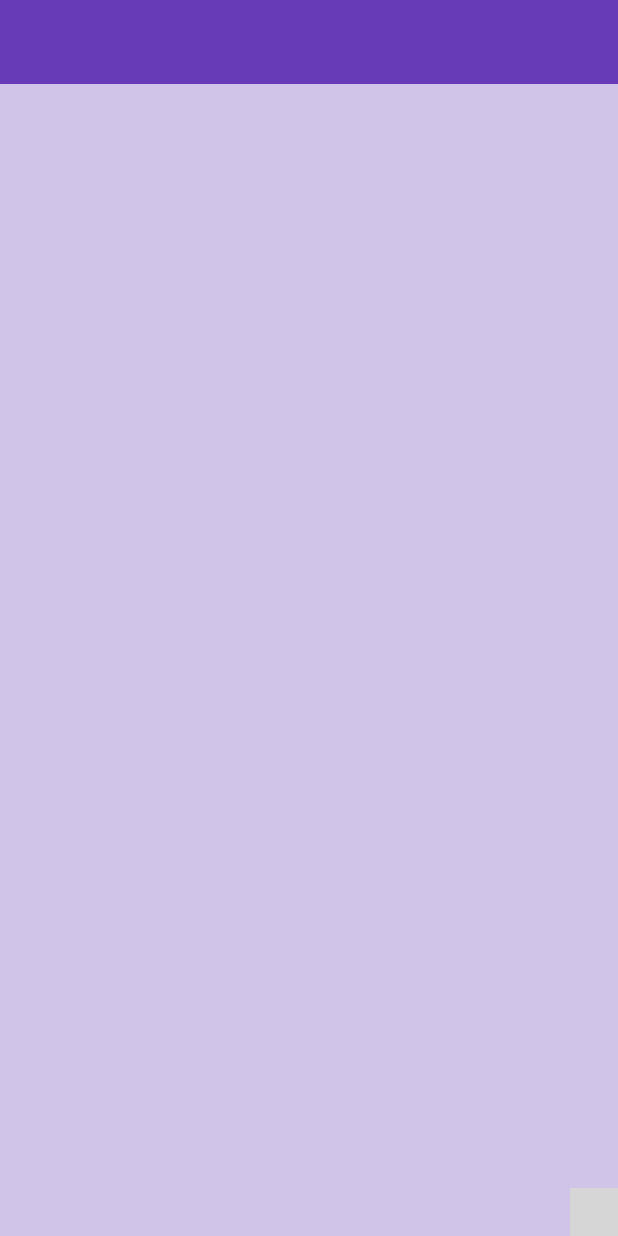
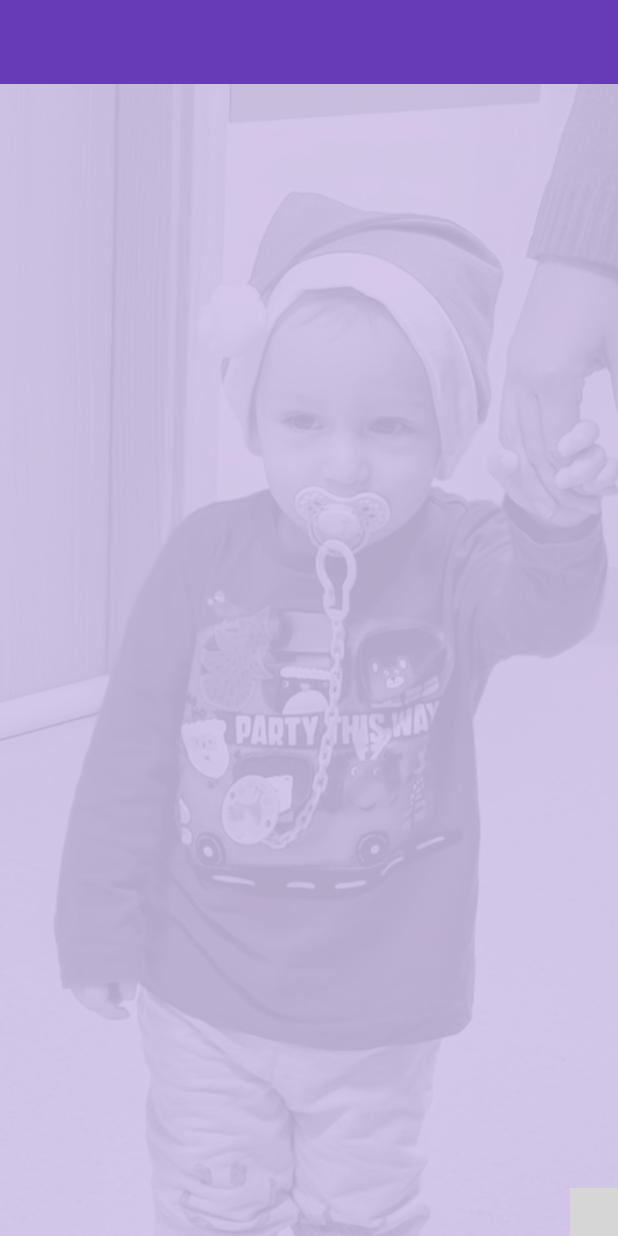
Before and after one commit to kpob/LchadDietDiary, an Android app: the layout screen_home.xml on its own in the app's theme, with its tools: preview values and no code run, on a phone screen of 412 x 824 dp. Run offline under Robolectric (Android 15) with nearby library versions, the phone set to English and light mode, and no system bars; plain views replace BarChart, OneMoreFabMenu; network calls fail; grey boxes are pictures that could not be loaded.

Commit message:
update resources

```diff
--- a/app/src/main/res/layout/item_meal.xml
+++ b/app/src/main/res/layout/item_meal.xml
@@ -45,7 +45,8 @@
     <FrameLayout
         android:id="@+id/meal_row"
         android:layout_width="match_parent"
-        android:layout_height="match_parent">
+        android:layout_height="match_parent"
+        android:background="?attr/selectableItemBackground">
 
         <LinearLayout
             android:layout_width="match_parent"
--- a/app/src/main/res/layout/screen_home.xml
+++ b/app/src/main/res/layout/screen_home.xml
@@ -7,18 +7,19 @@
 
     <include layout="@layout/toolbar" />
 
-    <!--<com.github.mikephil.charting.charts.BarChart-->
-        <!--android:id="@+id/chart"-->
-        <!--android:layout_marginTop="?android:attr/actionBarSize"-->
-        <!--android:layout_width="match_parent"-->
-        <!--android:layout_height="match_parent" />-->
+    <ImageView
+        android:layout_width="match_parent"
+        android:layout_height="match_parent"
+        android:layout_marginTop="?android:attr/actionBarSize"
+        android:src="@drawable/stas"
+        android:scaleType="centerCrop"/>
 
     <android.support.v7.widget.RecyclerView
         android:id="@+id/meals"
         android:layout_marginTop="?android:attr/actionBarSize"
         android:layout_width="match_parent"
-        android:layout_height="wrap_content"
-        android:background="@color/primary_light"/>
+        android:layout_height="match_parent"
+        android:background="@color/primary_light_transparent"/>
 
 
     <com.dekoservidoni.omfm.OneMoreFabMenu
--- a/app/src/main/res/menu/menu_main.xml
+++ b/app/src/main/res/menu/menu_main.xml
@@ -12,4 +12,9 @@
         android:title="Lista składników"
         app:showAsAction="never"/>
 
+    <!--<item-->
+        <!--android:id="@+id/action_ocr"-->
+        <!--android:title="Ocr"-->
+        <!--app:showAsAction="never"/>-->
+
 </menu>
--- a/app/src/main/res/values/colors.xml
+++ b/app/src/main/res/values/colors.xml
@@ -4,6 +4,7 @@
     <color name="colorPrimary">#673AB7</color>
     <color name="colorPrimaryDark">#512DA8</color>
     <color name="primary_light">#D1C4E9</color>
+    <color name="primary_light_transparent">#ddD1C4E9</color>
     <color name="colorAccent">#FF5722</color>
     <color name="colorAccentTransparent">#80FF5722</color>
     <color name="primary_text">#212121</color>
--- a/app/src/main/res/values/strings.xml
+++ b/app/src/main/res/values/strings.xml
@@ -1,5 +1,5 @@
 <resources>
-    <string name="app_name">DietDiary</string>
+    <string name="app_name">Stasiowy Dzienniczek</string>
 
     <string name="ok">OK</string>
     <string name="permission_camera_rationale">Access to the camera is needed for detection</string>
--- a/app/src/main/res/values/styles.xml
+++ b/app/src/main/res/values/styles.xml
@@ -7,7 +7,7 @@
         <item name="colorPrimaryDark">@color/colorPrimaryDark</item>
         <item name="colorAccent">@color/colorAccent</item>
         <item name="android:windowBackground">@color/primary_light</item>
-
+        <item name="android:textColorSecondary">@android:color/white</item>
         <item name="android:dialogTheme">@style/alertDialogTheme</item>
     </style>
 
```
Also changed, not shown: app/src/main/res/drawable-hdpi/stas.jpg (added), app/src/main/res/drawable-mdpi/stas.jpg (added), app/src/main/res/drawable-xhdpi/stas.jpg (added), app/src/main/res/drawable-xxhdpi/stas.jpg (added).
